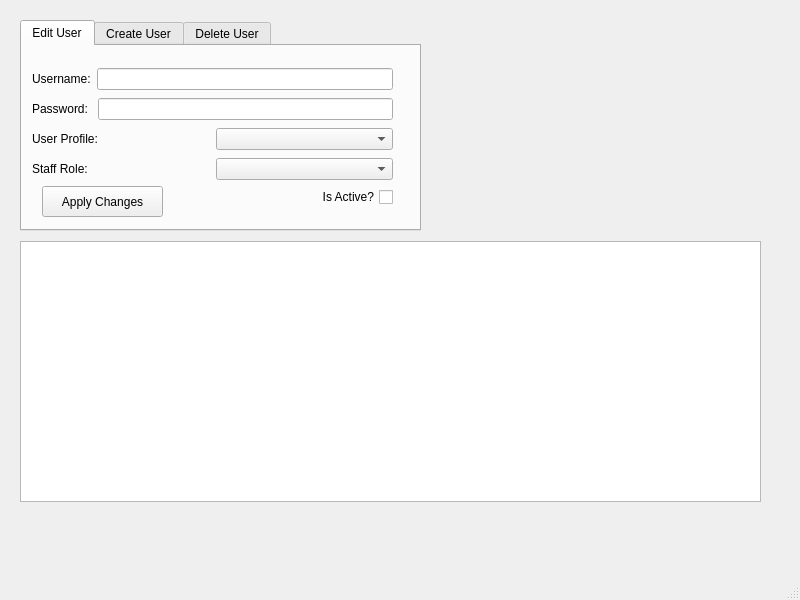
The window that QtCafeWorkforceManager/SysAdminWindow.ui (wreathe-unreal/CSIT314-Project) describes before a commit, drawn with Qt 5.
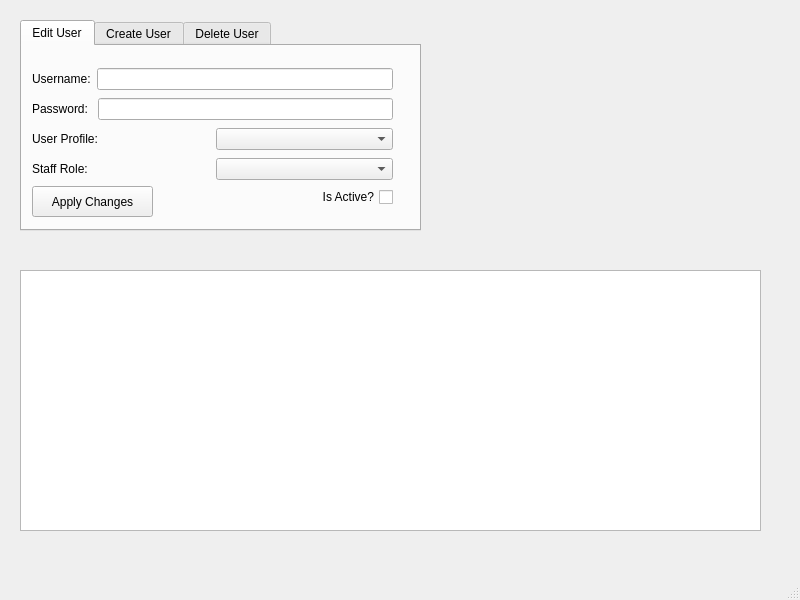
The same window after the commit. Icons and pictures are not drawn.

Commit message: Combo Box Initialize

```diff
--- a/QtCafeWorkforceManager/SysAdminWindow.ui
+++ b/QtCafeWorkforceManager/SysAdminWindow.ui
@@ -18,9 +18,9 @@
     <property name="geometry">
      <rect>
       <x>470</x>
-      <y>10</y>
-      <width>311</width>
-      <height>211</height>
+      <y>40</y>
+      <width>271</width>
+      <height>181</height>
      </rect>
     </property>
     <property name="text">
@@ -68,7 +68,7 @@
      <widget class="QPushButton" name="editButton">
       <property name="geometry">
        <rect>
-        <x>20</x>
+        <x>10</x>
         <y>140</y>
         <width>121</width>
         <height>31</height>
@@ -182,7 +182,7 @@
     <property name="geometry">
      <rect>
       <x>20</x>
-      <y>241</y>
+      <y>270</y>
       <width>741</width>
       <height>261</height>
      </rect>
```
The commit also changes 2 other files.
